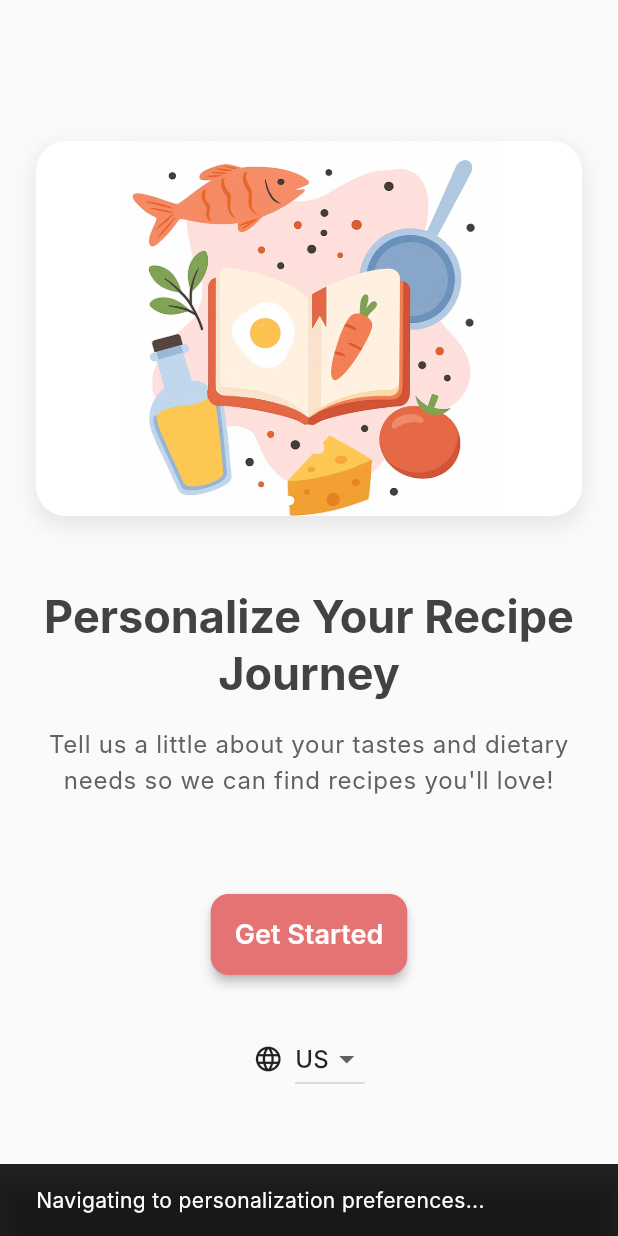
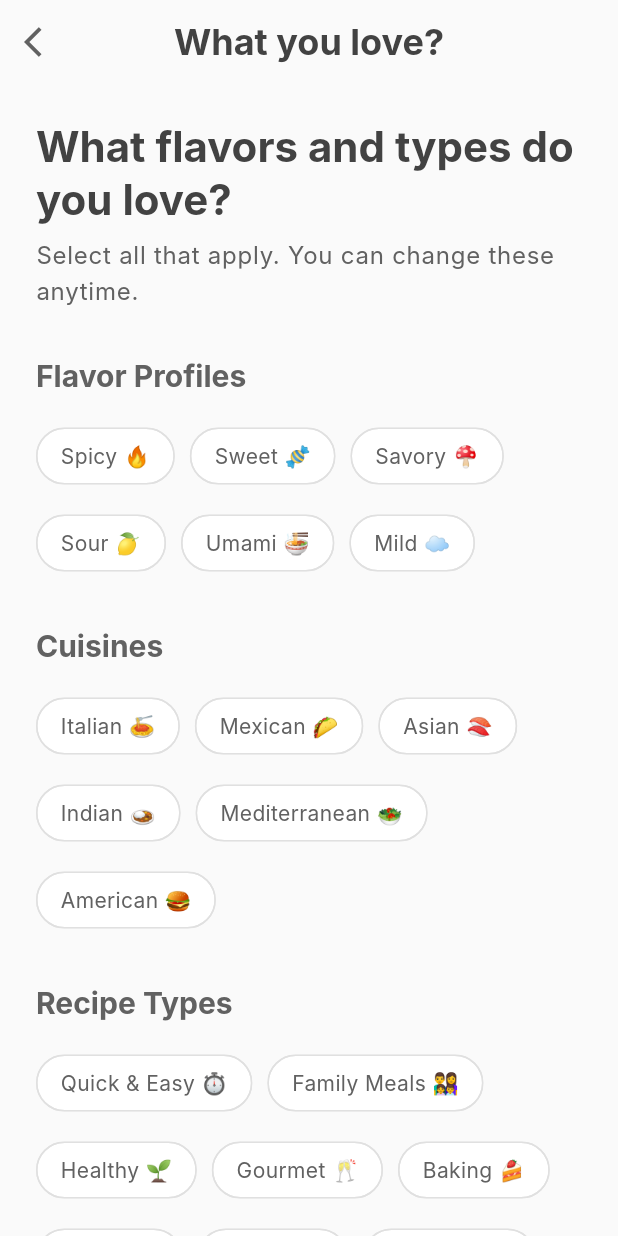
Before and after one commit to sungilzz/flutter_application_1, a Flutter app: the WelcomeScreen screen opened directly, after a tap on "Get Started", on a phone screen of 412 x 824 dp. Run offline on Flutter 3.47's test engine with Material 3 defaults, Android fonts, the phone set to English and light mode, and no system bars; our stand-ins replace cloud_firestore, firebase_auth, firebase_core, google_sign_in; missing offline and left inert: flutter_facebook_auth; accounts and stored records are empty; network calls fail; Roboto replaces fonts that are missing (Inter).

Commit message:
preference screen

```diff
--- a/lib/auth/recipe_auth_app_state.dart
+++ b/lib/auth/recipe_auth_app_state.dart
@@ -4,8 +4,10 @@ import 'package:flutter/material.dart';
 import 'package:flutter_application_1/auth/recipe_auth_app.dart';
 import 'package:flutter_application_1/auth/screens/maintenance_screen.dart';
 import 'package:flutter_application_1/auth/screens/sign_in_screen.dart';
+import 'package:flutter_application_1/l10n/app_localizations.dart';
 import 'package:flutter_application_1/main/main_screen.dart';
 import 'package:flutter_application_1/onboarding/welcome_screen.dart';
+import 'package:flutter_localizations/flutter_localizations.dart';
 
 class RecipeAuthAppState extends State<RecipeAuthApp> {
   // Manage the current displayed screen
@@ -83,8 +85,8 @@ class RecipeAuthAppState extends State<RecipeAuthApp> {
       title: 'Recipe App',
       theme: ThemeData(
         colorScheme: customColorScheme,
-        scaffoldBackgroundColor: Colors.grey[50], // Match background
-        fontFamily: 'Inter', // Prefer Inter as requested, or system default
+        scaffoldBackgroundColor: Colors.grey[50],
+        fontFamily: 'Inter',
         textTheme: TextTheme(
           headlineLarge: TextStyle(
             fontSize: 32.0,
@@ -98,14 +100,8 @@ class RecipeAuthAppState extends State<RecipeAuthApp> {
           ),
           bodyLarge: TextStyle(fontSize: 16.0, color: Colors.grey[700]),
           bodyMedium: TextStyle(fontSize: 14.0, color: Colors.grey[600]),
-          labelLarge: TextStyle(
-            fontSize: 16.0,
-            fontWeight: FontWeight.w600,
-          ), // For buttons
-          labelMedium: TextStyle(
-            fontSize: 14.0,
-            fontWeight: FontWeight.w500,
-          ), // For links
+          labelLarge: TextStyle(fontSize: 16.0, fontWeight: FontWeight.w600),
+          labelMedium: TextStyle(fontSize: 14.0, fontWeight: FontWeight.w500),
         ),
         inputDecorationTheme: InputDecorationTheme(
           filled: true,
@@ -132,6 +128,13 @@ class RecipeAuthAppState extends State<RecipeAuthApp> {
           hintStyle: TextStyle(color: Colors.grey[400]),
         ),
       ),
+      localizationsDelegates: [
+        const AppLocalizationsDelegate(),
+        GlobalMaterialLocalizations.delegate,
+        GlobalWidgetsLocalizations.delegate,
+        GlobalCupertinoLocalizations.delegate,
+      ],
+      supportedLocales: const [Locale('en')],
       home: _initialized && _currentScreen != null
           ? _currentScreen!
           : const Scaffold(body: Center(child: CircularProgressIndicator())),
--- /dev/null
+++ b/lib/onboarding/preference_screen.dart
@@ -0,0 +1,256 @@
+import 'package:flutter/material.dart';
+import 'package:flutter_application_1/l10n/app_localizations.dart';
+import 'package:flutter_application_1/onboarding/welcome_screen.dart';
+
+// -----------------------------------------------------------------------------
+// Screen 2: Flavor & Type Preferences (Initial Broad Strokes)
+// -----------------------------------------------------------------------------
+class PreferenceScreen extends StatefulWidget {
+  const PreferenceScreen({super.key});
+
+  @override
+  State<PreferenceScreen> createState() => _FlavorTypePreferencesScreenState();
+}
+
+class _FlavorTypePreferencesScreenState extends State<PreferenceScreen> {
+  // State to hold selected preferences
+  final List<String> _selectedPreferences = [];
+
+  // Data for different categories of chips (now with value/label pairs)
+  final List<Map<String, dynamic>> _preferenceCategories = [
+    {
+      'key': 'flavorProfiles',
+      'label': 'preference.category.FlavorProfiles',
+      'options': [
+        {'value': 'spicy', 'label': 'preference.option.spicy'},
+        {'value': 'sweet', 'label': 'preference.option.sweet'},
+        {'value': 'savory', 'label': 'preference.option.savory'},
+        {'value': 'sour', 'label': 'preference.option.sour'},
+        {'value': 'umami', 'label': 'preference.option.umami'},
+        {'value': 'mild', 'label': 'preference.option.mild'},
+      ],
+    },
+    {
+      'key': 'cuisines',
+      'label': 'preference.category.Cuisines',
+      'options': [
+        {'value': 'italian', 'label': 'preference.option.italian'},
+        {'value': 'mexican', 'label': 'preference.option.mexican'},
+        {'value': 'asian', 'label': 'preference.option.asian'},
+        {'value': 'indian', 'label': 'preference.option.indian'},
+        {'value': 'mediterranean', 'label': 'preference.option.mediterranean'},
+        {'value': 'american', 'label': 'preference.option.american'},
+      ],
+    },
+    {
+      'key': 'recipeTypes',
+      'label': 'preference.category.RecipeTypes',
+      'options': [
+        {'value': 'quick_easy', 'label': 'preference.option.quick_easy'},
+        {'value': 'family_meals', 'label': 'preference.option.family_meals'},
+        {'value': 'healthy', 'label': 'preference.option.healthy'},
+        {'value': 'gourmet', 'label': 'preference.option.gourmet'},
+        {'value': 'baking', 'label': 'preference.option.baking'},
+        {'value': 'soups', 'label': 'preference.option.soups'},
+        {'value': 'salads', 'label': 'preference.option.salads'},
+        {'value': 'desserts', 'label': 'preference.option.desserts'},
+      ],
+    },
+    {
+      'key': 'dietaryPreferences',
+      'label': 'preference.category.DietaryPreferences',
+      'options': [
+        {'value': 'meat_lovers', 'label': 'preference.option.meat_lovers'},
+        {'value': 'protein_power', 'label': 'preference.option.protein_power'},
+        {'value': 'vegetarian', 'label': 'preference.option.vegetarian'},
+        {'value': 'vegan', 'label': 'preference.option.vegan'},
+        {'value': 'gluten_free', 'label': 'preference.option.gluten_free'},
+        {'value': 'keto', 'label': 'preference.option.keto'},
+        {'value': 'low_carb', 'label': 'preference.option.low_carb'},
+        {'value': 'pescatarian', 'label': 'preference.option.pescatarian'},
+        {'value': 'dairy_free', 'label': 'preference.option.dairy_free'},
+        {'value': 'nut_free', 'label': 'preference.option.nut_free'},
+        {'value': 'soy_free', 'label': 'preference.option.soy_free'},
+      ],
+    },
+  ];
+
+  // Function to handle chip selection/deselection
+  void _togglePreference(String preference) {
+    setState(() {
+      if (_selectedPreferences.contains(preference)) {
+        _selectedPreferences.remove(preference);
+      } else {
+        _selectedPreferences.add(preference);
+      }
+    });
+  }
+
+  @override
+  Widget build(BuildContext context) {
+    // Remove the local Theme widget and use the app-wide theme instead
+    return Scaffold(
+      appBar: AppBar(
+        backgroundColor: Theme.of(
+          context,
+        ).scaffoldBackgroundColor, // Use themed background color
+        elevation: 0, // Flat app bar
+        leading: IconButton(
+          icon: Icon(Icons.arrow_back_ios, color: Colors.grey[700]),
+          onPressed: () {
+            Navigator.of(context).pushAndRemoveUntil(
+              MaterialPageRoute(builder: (context) => const WelcomeScreen()),
+              (route) => false,
+            );
+          },
+        ),
+        title: Text(
+          AppLocalizations.of(context)?.translate('preference.title') ??
+              'What you love?',
+          style: Theme.of(context).textTheme.headlineMedium,
+        ),
+        centerTitle: true,
+      ),
+      body: SingleChildScrollView(
+        padding: const EdgeInsets.all(24.0),
+        child: Column(
+          crossAxisAlignment: CrossAxisAlignment.start,
+          children: [
+            Text(
+              AppLocalizations.of(context)?.translate('preference.headline') ??
+                  'What flavors and types do you love?',
+              style: Theme.of(
+                context,
+              ).textTheme.headlineLarge?.copyWith(fontSize: 28),
+            ),
+            const SizedBox(height: 8.0),
+            Text(
+              AppLocalizations.of(context)?.translate('preference.subtitle') ??
+                  'Select all that apply. You can change these anytime.',
+              style: Theme.of(context).textTheme.bodyLarge,
+            ),
+            const SizedBox(height: 32.0),
+
+            // Iterate through categories and build chip sections
+            ..._preferenceCategories.map((category) {
+              final String categoryLabelKey = category['label'];
+              final List options = category['options'];
+              return Padding(
+                padding: const EdgeInsets.only(bottom: 32.0),
+                child: Column(
+                  crossAxisAlignment: CrossAxisAlignment.start,
+                  children: [
+                    Text(
+                      AppLocalizations.of(
+                            context,
+                          )?.translate(categoryLabelKey) ??
+                          categoryLabelKey,
+                      style: Theme.of(context).textTheme.headlineMedium
+                          ?.copyWith(color: Colors.grey[700], fontSize: 20.0),
+                    ),
+                    const SizedBox(height: 16.0),
+                    Wrap(
+                      spacing: 10.0,
+                      runSpacing: 10.0,
+                      children: options.map<Widget>((option) {
+                        final bool isSelected = _selectedPreferences.contains(
+                          option['value'],
+                        );
+                        return FilterChip(
+                          label: Text(
+                            AppLocalizations.of(
+                                  context,
+                                )?.translate(option['label']) ??
+                                option['label'],
+                          ),
+                          selected: isSelected,
+                          onSelected: (selected) =>
+                              _togglePreference(option['value']),
+                          selectedColor: Theme.of(
+                            context,
+                          ).colorScheme.primary.withOpacity(0.2),
+                          checkmarkColor: Theme.of(context).colorScheme.primary,
+                          labelStyle: Theme.of(context).textTheme.bodyMedium
+                              ?.copyWith(
+                                color: isSelected
+                                    ? Theme.of(context).colorScheme.primary
+                                    : Colors.grey[700],
+                                fontWeight: isSelected
+                                    ? FontWeight.bold
+                                    : FontWeight.normal,
+                              ),
+                          side: BorderSide(
+                            color: isSelected
+                                ? Theme.of(context).colorScheme.primary
+                                : Colors.grey[300]!,
+                            width: isSelected ? 1.5 : 1.0,
+                          ),
+                          shape: RoundedRectangleBorder(
+                            borderRadius: BorderRadius.circular(20.0),
+                          ),
+                          backgroundColor: Colors.white,
+                          elevation: isSelected ? 2 : 0,
+                        );
+                      }).toList(),
+                    ),
+                  ],
+                ),
+              );
+            }).toList(),
+
+            const SizedBox(height: 24.0), // Spacing before the button
+            // Next Button
+            Center(
+              child: ElevatedButton(
+                onPressed: () {
+                  ScaffoldMessenger.of(context).showSnackBar(
+                    SnackBar(
+                      content: Text(
+                        (AppLocalizations.of(
+                                  context,
+                                )?.translate('preference.selected') ??
+                                'Selected: \\${_selectedPreferences.join(', ')}')
+                            .replaceFirst(
+                              '{selected}',
+                              _selectedPreferences.join(', '),
+                            ),
+                      ),
+                      duration: const Duration(seconds: 2),
+                    ),
+                  );
+                },
+                style: ElevatedButton.styleFrom(
+                  backgroundColor: const Color(
+                    0xFFE57373,
+                  ), // Match welcome screen
+                  foregroundColor: Colors.white, // Match welcome screen
+                  padding: const EdgeInsets.symmetric(vertical: 16.0),
+                  shape: RoundedRectangleBorder(
+                    borderRadius: BorderRadius.circular(12.0),
+                  ),
+                  textStyle: const TextStyle(
+                    fontSize: 18.0,
+                    fontWeight: FontWeight.w600,
+                    fontFamily: 'Inter',
+                  ),
+                  elevation: 3,
+                ),
+                child: Padding(
+                  padding: const EdgeInsets.symmetric(horizontal: 16.0),
+                  child: Text(
+                    AppLocalizations.of(
+                          context,
+                        )?.translate('preference.next') ??
+                        'Next',
+                  ),
+                ),
+              ),
+            ),
+            const SizedBox(height: 20.0), // Spacing at the bottom
+            SizedBox(height: 40.0), // Extra space at the very bottom
+          ],
+        ),
+      ),
+    );
+  }
+}
--- a/lib/onboarding/welcome_screen.dart
+++ b/lib/onboarding/welcome_screen.dart
@@ -1,6 +1,8 @@
 import 'package:flutter/material.dart';
 import 'package:flutter_application_1/common/country_dropdown.dart';
 import 'package:flutter_application_1/l10n/app_localizations.dart';
+
+import 'preference_screen.dart';
 
 class WelcomeScreen extends StatelessWidget {
   const WelcomeScreen({super.key});
@@ -81,14 +83,9 @@ class WelcomeScreen extends StatelessWidget {
               const SizedBox(height: 64.0),
               ElevatedButton(
                 onPressed: () {
-                  ScaffoldMessenger.of(context).showSnackBar(
-                    SnackBar(
-                      content: Text(
-                        AppLocalizations.of(
-                              context,
-                            )?.translate('welcome.snackbar') ??
-                            'Navigating to personalization preferences...',
-                      ),
+                  Navigator.of(context).push(
+                    MaterialPageRoute(
+                      builder: (context) => const PreferenceScreen(),
                     ),
                   );
                 },
--- a/pubspec.yaml
+++ b/pubspec.yaml
@@ -29,6 +29,8 @@ environment:
 # versions available, run `flutter pub outdated`.
 dependencies:
   flutter:
+    sdk: flutter
+  flutter_localizations:
     sdk: flutter
 
   # The following adds the Cupertino Icons font to your application.
```
Also changed, not shown: lib/l10n/en.json (+46 -0 lines), pubspec.lock.
